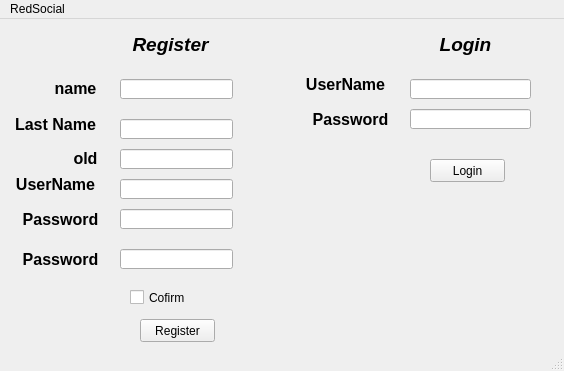
Above: TF/Red_Social/redsocial.ui from PrenxLibert/Trabajo-Parcial-red-social-3-ciclo before the change. Below: the same form after it.
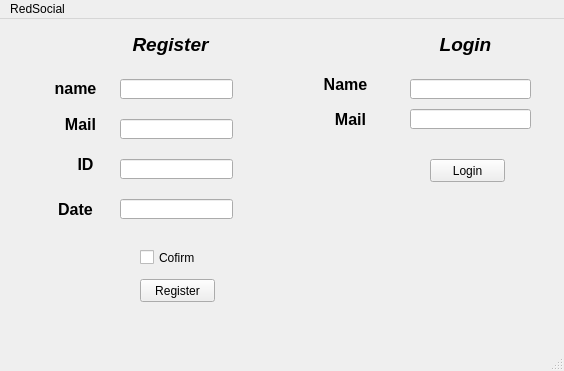
That is the form after the change.

Commit message: Struct user actualizado al excel

Diff of the .ui file:
```diff
--- a/TF/Red_Social/redsocial.ui
+++ b/TF/Red_Social/redsocial.ui
@@ -30,66 +30,40 @@
    <widget class="QLabel" name="label_2">
     <property name="geometry">
      <rect>
-      <x>10</x>
+      <x>60</x>
       <y>90</y>
-      <width>91</width>
+      <width>41</width>
       <height>31</height>
      </rect>
     </property>
     <property name="text">
-     <string>&lt;html&gt;&lt;head/&gt;&lt;body&gt;&lt;p align=&quot;center&quot;&gt;&lt;span style=&quot; font-size:12pt; font-weight:600;&quot;&gt;Last Name&lt;/span&gt;&lt;/p&gt;&lt;/body&gt;&lt;/html&gt;</string>
+     <string>&lt;html&gt;&lt;head/&gt;&lt;body&gt;&lt;p align=&quot;center&quot;&gt;&lt;span style=&quot; font-size:12pt; font-weight:600;&quot;&gt;Mail&lt;/span&gt;&lt;/p&gt;&lt;/body&gt;&lt;/html&gt;</string>
     </property>
    </widget>
-   <widget class="QLabel" name="label_3">
+   <widget class="QLabel" name="label_4">
     <property name="geometry">
      <rect>
       <x>70</x>
       <y>130</y>
       <width>31</width>
-      <height>16</height>
-     </rect>
-    </property>
-    <property name="text">
-     <string>&lt;html&gt;&lt;head/&gt;&lt;body&gt;&lt;p align=&quot;center&quot;&gt;&lt;span style=&quot; font-size:12pt; font-weight:600;&quot;&gt;old&lt;/span&gt;&lt;/p&gt;&lt;/body&gt;&lt;/html&gt;</string>
-    </property>
-   </widget>
-   <widget class="QLabel" name="label_4">
-    <property name="geometry">
-     <rect>
-      <x>10</x>
-      <y>150</y>
-      <width>91</width>
       <height>31</height>
      </rect>
     </property>
     <property name="text">
-     <string>&lt;html&gt;&lt;head/&gt;&lt;body&gt;&lt;p align=&quot;center&quot;&gt;&lt;span style=&quot; font-size:12pt; font-weight:600;&quot;&gt;UserName&lt;/span&gt;&lt;/p&gt;&lt;/body&gt;&lt;/html&gt;</string>
+     <string>&lt;html&gt;&lt;head/&gt;&lt;body&gt;&lt;p align=&quot;center&quot;&gt;&lt;span style=&quot; font-size:12pt; font-weight:600;&quot;&gt;ID&lt;/span&gt;&lt;/p&gt;&lt;/body&gt;&lt;/html&gt;</string>
     </property>
    </widget>
    <widget class="QLabel" name="label_5">
     <property name="geometry">
      <rect>
-      <x>20</x>
-      <y>190</y>
-      <width>81</width>
+      <x>50</x>
+      <y>180</y>
+      <width>51</width>
       <height>21</height>
      </rect>
     </property>
     <property name="text">
-     <string>&lt;html&gt;&lt;head/&gt;&lt;body&gt;&lt;p align=&quot;center&quot;&gt;&lt;span style=&quot; font-size:12pt; font-weight:600;&quot;&gt;Password&lt;/span&gt;&lt;/p&gt;&lt;/body&gt;&lt;/html&gt;</string>
-    </property>
-   </widget>
-   <widget class="QLabel" name="label_6">
-    <property name="geometry">
-     <rect>
-      <x>20</x>
-      <y>230</y>
-      <width>81</width>
-      <height>21</height>
-     </rect>
-    </property>
-    <property name="text">
-     <string>&lt;html&gt;&lt;head/&gt;&lt;body&gt;&lt;p align=&quot;center&quot;&gt;&lt;span style=&quot; font-size:12pt; font-weight:600;&quot;&gt;Password&lt;/span&gt;&lt;/p&gt;&lt;/body&gt;&lt;/html&gt;</string>
+     <string>&lt;html&gt;&lt;head/&gt;&lt;body&gt;&lt;p align=&quot;center&quot;&gt;&lt;span style=&quot; font-size:12pt; font-weight:600;&quot;&gt;Date&lt;/span&gt;&lt;/p&gt;&lt;/body&gt;&lt;/html&gt;</string>
     </property>
    </widget>
    <widget class="QLineEdit" name="tbxName">
@@ -116,7 +90,7 @@
     <property name="geometry">
      <rect>
       <x>120</x>
-      <y>130</y>
+      <y>140</y>
       <width>113</width>
       <height>20</height>
      </rect>
@@ -126,27 +100,7 @@
     <property name="geometry">
      <rect>
       <x>120</x>
-      <y>160</y>
-      <width>113</width>
-      <height>20</height>
-     </rect>
-    </property>
-   </widget>
-   <widget class="QLineEdit" name="tbxPss">
-    <property name="geometry">
-     <rect>
-      <x>120</x>
-      <y>190</y>
-      <width>113</width>
-      <height>20</height>
-     </rect>
-    </property>
-   </widget>
-   <widget class="QLineEdit" name="tbxCPss">
-    <property name="geometry">
-     <rect>
-      <x>120</x>
-      <y>230</y>
+      <y>180</y>
       <width>113</width>
       <height>20</height>
      </rect>
@@ -155,8 +109,8 @@
    <widget class="QCheckBox" name="checkBox">
     <property name="geometry">
      <rect>
-      <x>130</x>
-      <y>270</y>
+      <x>140</x>
+      <y>230</y>
       <width>70</width>
       <height>17</height>
      </rect>
@@ -169,7 +123,7 @@
     <property name="geometry">
      <rect>
       <x>140</x>
-      <y>300</y>
+      <y>260</y>
       <width>75</width>
       <height>23</height>
      </rect>
@@ -214,7 +168,7 @@
      </rect>
     </property>
     <property name="text">
-     <string>&lt;html&gt;&lt;head/&gt;&lt;body&gt;&lt;p align=&quot;center&quot;&gt;&lt;span style=&quot; font-size:12pt; font-weight:600;&quot;&gt;UserName&lt;/span&gt;&lt;/p&gt;&lt;/body&gt;&lt;/html&gt;</string>
+     <string>&lt;html&gt;&lt;head/&gt;&lt;body&gt;&lt;p align=&quot;center&quot;&gt;&lt;span style=&quot; font-size:12pt; font-weight:600;&quot;&gt;Name&lt;/span&gt;&lt;/p&gt;&lt;/body&gt;&lt;/html&gt;</string>
     </property>
    </widget>
    <widget class="QLabel" name="label_10">
@@ -227,7 +181,7 @@
      </rect>
     </property>
     <property name="text">
-     <string>&lt;html&gt;&lt;head/&gt;&lt;body&gt;&lt;p align=&quot;center&quot;&gt;&lt;span style=&quot; font-size:12pt; font-weight:600;&quot;&gt;Password&lt;/span&gt;&lt;/p&gt;&lt;/body&gt;&lt;/html&gt;</string>
+     <string>&lt;html&gt;&lt;head/&gt;&lt;body&gt;&lt;p align=&quot;center&quot;&gt;&lt;span style=&quot; font-size:12pt; font-weight:600;&quot;&gt;Mail&lt;/span&gt;&lt;/p&gt;&lt;/body&gt;&lt;/html&gt;</string>
     </property>
    </widget>
    <widget class="QLineEdit" name="tbxLUser">
```
Left out of the diff: 10 changed lines with no effect on the pictures. The commit also changes 5 other files.
